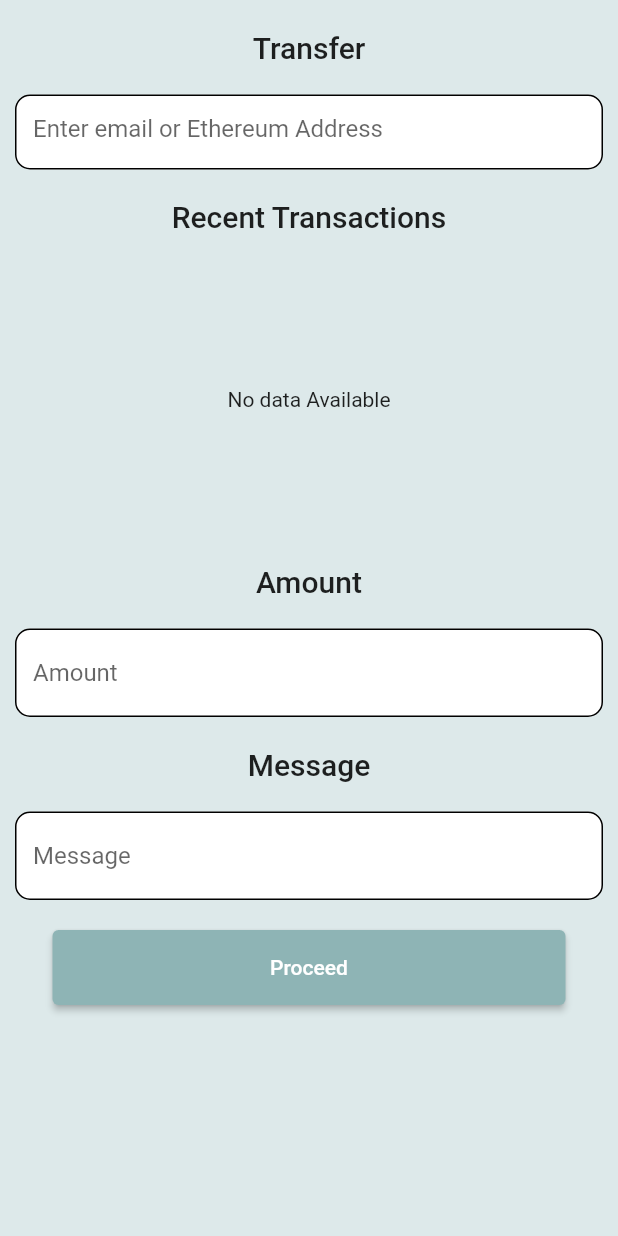
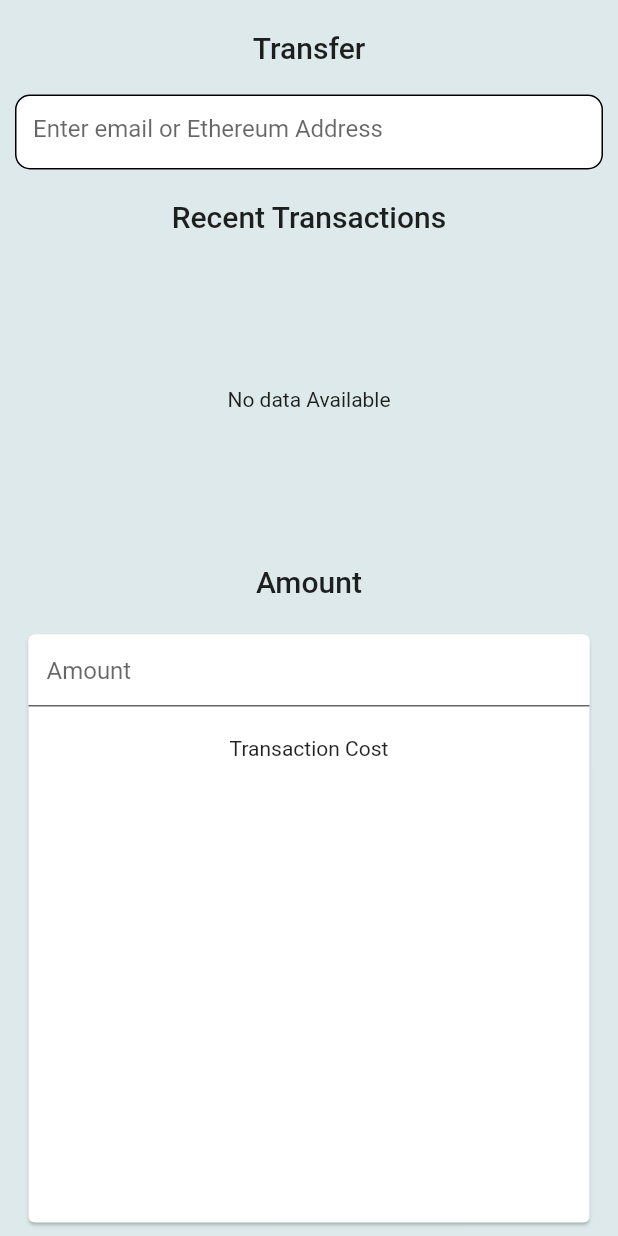
Before and after one commit to BlockSafe-org/Mobile-App, a Flutter app: the Transfer screen opened directly, on a phone screen of 412 x 824 dp. Run offline on Flutter 3.47's test engine with Material 2 defaults, Android fonts, the phone set to English and light mode, and no system bars; our stand-ins replace carousel_slider, cloud_firestore, firebase_auth, firebase_core, flutter_dotenv, flutter_spinkit and 3 more; missing offline and left inert: firebase_app_check, is_first_run, web3dart; accounts and stored records are empty.

Commit message:
Re-named some files

```diff
--- a/lib/Pages/transfer.dart
+++ b/lib/Pages/transfer.dart
@@ -1,14 +1,26 @@
+import 'dart:io';
+
 import 'package:blocksafe_mobile_app/Models/transferDetails.dart';
 import 'package:blocksafe_mobile_app/Widgets/title.dart';
 import 'package:blocksafe_mobile_app/styles/colors.dart';
 import 'package:cloud_firestore/cloud_firestore.dart';
 import 'package:flutter/material.dart';
 
-class Transfer extends StatelessWidget {
+class Transfer extends StatefulWidget {
   Transfer({super.key});
+
+  @override
+  State<Transfer> createState() => _TransferState();
+}
+
+class _TransferState extends State<Transfer> {
   final TextEditingController transferController = TextEditingController();
+
   final TextEditingController addressController = TextEditingController();
+
   final TextEditingController messageController = TextEditingController();
+
+  late int charge;
 
   @override
   Widget build(BuildContext context) {
@@ -77,18 +89,38 @@ class Transfer extends StatelessWidget {
             PageTitle(heading: "Amount"),
             const SizedBox(height: 20),
             SizedBox(
-              width: MediaQuery.of(context).size.width - 20,
+              width: MediaQuery.of(context).size.width - 30,
+              height: 400,
+              child: Card(
+                borderOnForeground: true,
+                child: Column(
+                  crossAxisAlignment: CrossAxisAlignment.center,
+                  children: [
+                    SizedBox(
+                      width: MediaQuery.of(context).size.width - 10,
                       child: TextFormField(
                         keyboardType: TextInputType.number,
+                        onChanged: (val) {
+                          if (int.parse(val) <= 5000) {
+                            charge = 500;
+                          }
+                          if (int.parse(val) <= 5000) {
+                            charge = 500;
+                          }
+                        },
                         decoration: InputDecoration(
                             filled: true,
                             fillColor: Colors.white,
-                    enabledBorder: OutlineInputBorder(
-                        borderSide: const BorderSide(color: Colors.black),
-                        borderRadius: BorderRadius.circular(10)),
                             focusColor: Colors.white,
                             hintText: "Amount"),
                         controller: transferController,
+                      ),
+                    ),
+                    SizedBox(height: 20),
+                    const Text("Transaction Cost"),
+                    SizedBox(height: 20),
+                  ],
+                ),
               ),
             ),
             const SizedBox(height: 20),
--- a/lib/Splashscreens/screen_one.dart
+++ b/lib/Splashscreens/screen_one.dart
@@ -1,4 +1,3 @@
-import 'package:blocksafe_mobile_app/authentication/signup.dart';
 import "package:flutter/material.dart";
 import 'package:flutter_spinkit/flutter_spinkit.dart';
 import 'package:is_first_run/is_first_run.dart';
--- a/lib/Splashscreens/screen_six.dart
+++ b/lib/Splashscreens/screen_six.dart
@@ -1,4 +1,4 @@
-import 'package:blocksafe_mobile_app/authentication/signup.dart';
+import 'package:blocksafe_mobile_app/authentication/register.dart';
 import 'package:flutter/material.dart';
 import '../Widgets/rectangle_painter.dart';
 
@@ -43,7 +43,7 @@ class ScreenSix extends StatelessWidget {
                       Navigator.push(
                           context,
                           MaterialPageRoute(
-                              builder: (context) => const SignUp()));
+                              builder: (context) => const Register()));
                     },
                     style: ElevatedButton.styleFrom(
                       backgroundColor: const Color.fromRGBO(12, 115, 254, 1),
--- a/lib/Widgets/wrapper.dart
+++ b/lib/Widgets/wrapper.dart
@@ -1,7 +1,7 @@
 import 'package:blocksafe_mobile_app/Pages/loading.dart';
 import 'package:blocksafe_mobile_app/Services/auth.dart';
 import 'package:blocksafe_mobile_app/Widgets/Navigation/navigationbar.dart';
-import 'package:blocksafe_mobile_app/authentication/signup.dart';
+import 'package:blocksafe_mobile_app/authentication/register.dart';
 import 'package:blocksafe_mobile_app/authentication/verify_email.dart';
 import 'package:blocksafe_mobile_app/authentication/verify_phone_number.dart';
 import 'package:flutter/material.dart';
@@ -37,7 +37,7 @@ class _WrapperState extends State<Wrapper> {
               }
               return VerifyEmail();
             }
-            return const SignUp();
+            return const Register();
           }
           return const Loading();
         });
--- a/lib/authentication/login.dart
+++ b/lib/authentication/login.dart
@@ -1,5 +1,5 @@
 import 'package:blocksafe_mobile_app/Services/auth.dart';
-import 'package:blocksafe_mobile_app/authentication/signup.dart';
+import 'package:blocksafe_mobile_app/authentication/register.dart';
 import 'package:blocksafe_mobile_app/authentication/verify_email.dart';
 import 'package:blocksafe_mobile_app/authentication/verify_phone_number.dart';
 import "package:flutter/material.dart";
@@ -103,7 +103,7 @@ class _LoginState extends State<Login> {
                           Navigator.push(
                               context,
                               MaterialPageRoute(
-                                  builder: (context) => const SignUp()));
+                                  builder: (context) => const Register()));
                         },
                         child: Column(
                           children: const [
```
Also changed, not shown: lib/authentication/register.dart (renamed from lib/authentication/signup.dart, +5 -5 lines). Lines whose indentation alone changed are shown as unchanged.
